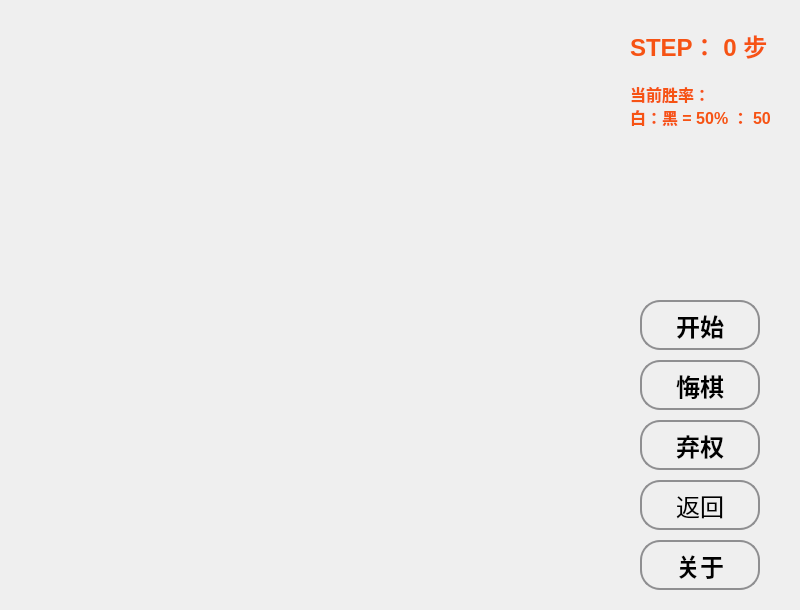
Before: the Qt Designer form RicardoGoBang/pvpwindow.ui in maplefan/RicardoGoBang, drawn with Qt 5.
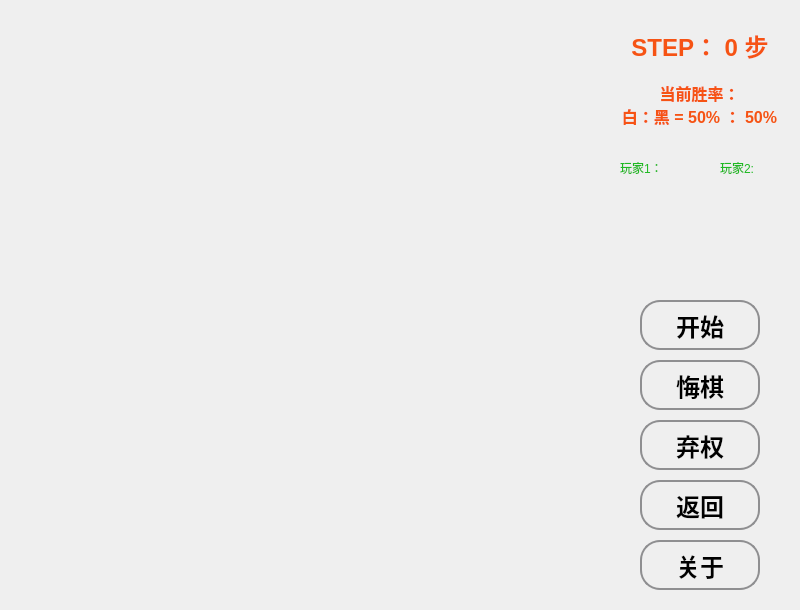
After: the same form once the commit is applied.

What changed in the file:
```diff
--- a/RicardoGoBang/pvpwindow.ui
+++ b/RicardoGoBang/pvpwindow.ui
@@ -115,6 +115,8 @@
      <font>
       <family>Microsoft Sans Serif</family>
       <pointsize>18</pointsize>
+      <weight>75</weight>
+      <bold>true</bold>
      </font>
     </property>
     <property name="styleSheet">
@@ -237,14 +239,17 @@
     <property name="text">
      <string>STEP： 0 步</string>
     </property>
+    <property name="alignment">
+     <set>Qt::AlignCenter</set>
+    </property>
    </widget>
    <widget class="QLabel" name="label_rate">
     <property name="geometry">
      <rect>
-      <x>630</x>
-      <y>80</y>
-      <width>140</width>
-      <height>50</height>
+      <x>619</x>
+      <y>79</y>
+      <width>161</width>
+      <height>51</height>
      </rect>
     </property>
     <property name="font">
@@ -262,6 +267,9 @@
      <string>当前胜率：
 白：黑 = 50% ： 50%</string>
     </property>
+    <property name="alignment">
+     <set>Qt::AlignCenter</set>
+    </property>
    </widget>
    <widget class="QWidget" name="widget_chess" native="true">
     <property name="geometry">
@@ -285,6 +293,38 @@
      </size>
     </property>
    </widget>
+   <widget class="QLabel" name="label">
+    <property name="geometry">
+     <rect>
+      <x>620</x>
+      <y>160</y>
+      <width>60</width>
+      <height>16</height>
+     </rect>
+    </property>
+    <property name="styleSheet">
+     <string notr="true">color:#1FB922</string>
+    </property>
+    <property name="text">
+     <string>玩家1：</string>
+    </property>
+   </widget>
+   <widget class="QLabel" name="label_2">
+    <property name="geometry">
+     <rect>
+      <x>720</x>
+      <y>160</y>
+      <width>60</width>
+      <height>16</height>
+     </rect>
+    </property>
+    <property name="styleSheet">
+     <string notr="true">color:#1FB922</string>
+    </property>
+    <property name="text">
+     <string>玩家2:</string>
+    </property>
+   </widget>
   </widget>
  </widget>
  <resources/>
```
